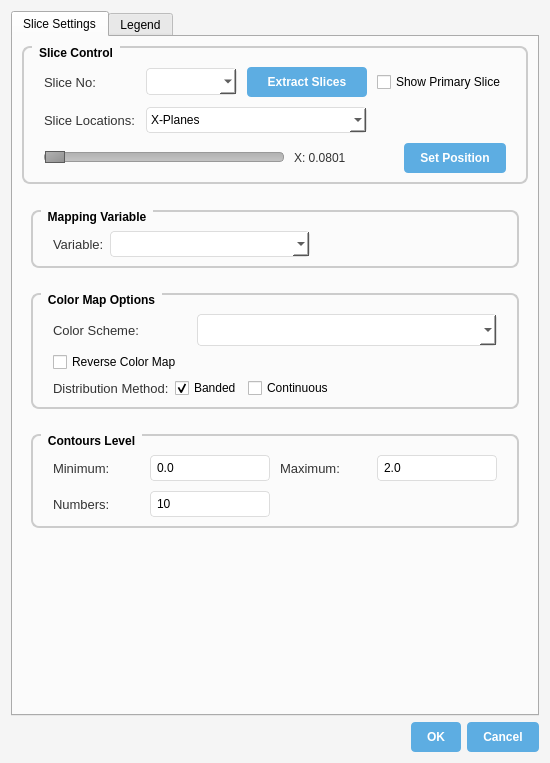
Old version of the form Post/CutplaneDialog.ui in the repository shadeslide12/Ci_Gui.
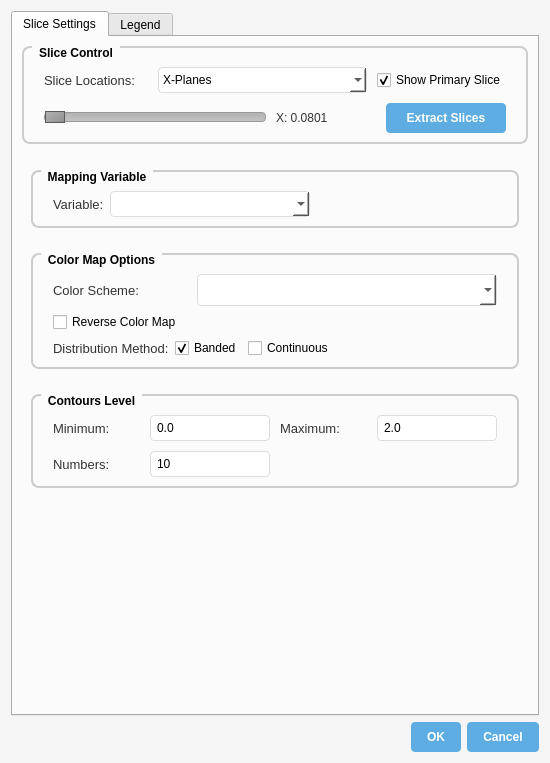
New version of the form.

Commit message: modify the function of slice

What changed in the file:
```diff
--- a/Post/CutplaneDialog.ui
+++ b/Post/CutplaneDialog.ui
@@ -114,28 +114,29 @@
           <property name="spacing">
            <number>10</number>
           </property>
-          <item row="0" column="0">
-           <widget class="QLabel" name="label">
-            <property name="font">
-             <font>
-              <pointsize>10</pointsize>
-             </font>
+          <item row="1" column="0" colspan="4">
+           <layout class="QHBoxLayout" name="sliderLayout">
+            <item>
+             <widget class="QSlider" name="horizontalSlider">
+              <property name="orientation">
+               <enum>Qt::Orientation::Horizontal</enum>
+              </property>
+             </widget>
+            </item>
+            <item>
+             <widget class="QLabel" name="label_ValueLocation">
+              <property name="minimumSize">
+               <size>
+                <width>100</width>
+                <height>0</height>
+               </size>
             </property>
             <property name="text">
-             <string>Slice No:</string>
+               <string>X: 0.0801</string>
             </property>
            </widget>
           </item>
-          <item row="0" column="1">
-           <widget class="QComboBox" name="comboBox">
-            <property name="font">
-             <font>
-              <pointsize>10</pointsize>
-             </font>
-            </property>
-           </widget>
-          </item>
-          <item row="0" column="2">
+            <item>
            <widget class="QPushButton" name="Btn_AddNew">
             <property name="minimumSize">
              <size>
@@ -154,14 +155,9 @@
             </property>
            </widget>
           </item>
-          <item row="0" column="3">
-           <widget class="QCheckBox" name="checkBox">
-            <property name="text">
-             <string>Show Primary Slice</string>
-            </property>
-           </widget>
+           </layout>
           </item>
-          <item row="1" column="0">
+          <item row="0" column="0">
            <widget class="QLabel" name="label_SLoaction">
             <property name="font">
              <font>
@@ -173,7 +169,17 @@
             </property>
            </widget>
           </item>
-          <item row="1" column="1" colspan="2">
+          <item row="0" column="3">
+           <widget class="QCheckBox" name="Btn_showPrimarySlice">
+            <property name="text">
+             <string>Show Primary Slice</string>
+            </property>
+            <property name="checked">
+             <bool>true</bool>
+            </property>
+           </widget>
+          </item>
+          <item row="0" column="1" colspan="2">
            <widget class="QComboBox" name="Combo_SLiceLocation">
             <item>
              <property name="text">
@@ -192,37 +198,6 @@
             </item>
            </widget>
           </item>
-          <item row="2" column="0" colspan="4">
-           <layout class="QHBoxLayout" name="sliderLayout">
-            <item>
-             <widget class="QSlider" name="horizontalSlider">
-              <property name="orientation">
-               <enum>Qt::Orientation::Horizontal</enum>
-              </property>
-             </widget>
-            </item>
-            <item>
-             <widget class="QLabel" name="label_ValueLocation">
-              <property name="minimumSize">
-               <size>
-                <width>100</width>
-                <height>0</height>
-               </size>
-              </property>
-              <property name="text">
-               <string>X: 0.0801</string>
-              </property>
-             </widget>
-            </item>
-            <item>
-             <widget class="QPushButton" name="Btn_SetPosition">
-              <property name="text">
-               <string>Set Position</string>
-              </property>
-             </widget>
-            </item>
-           </layout>
-          </item>
          </layout>
         </widget>
        </item>
```
Lines whose indentation alone changed are shown as unchanged. The commit also changes 7 other files.
